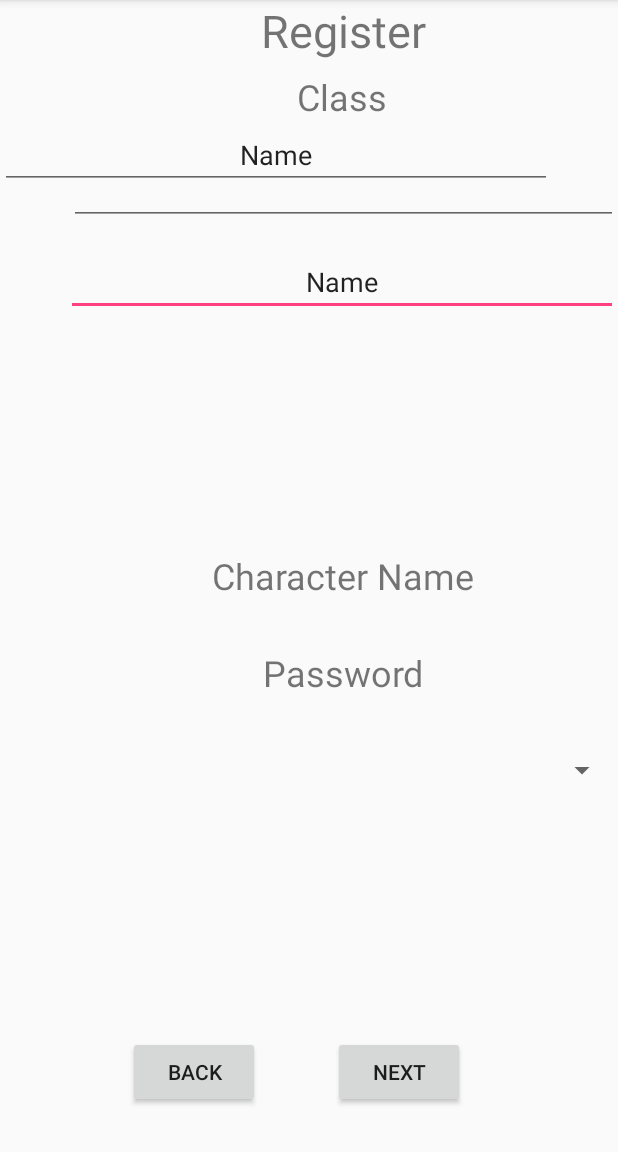
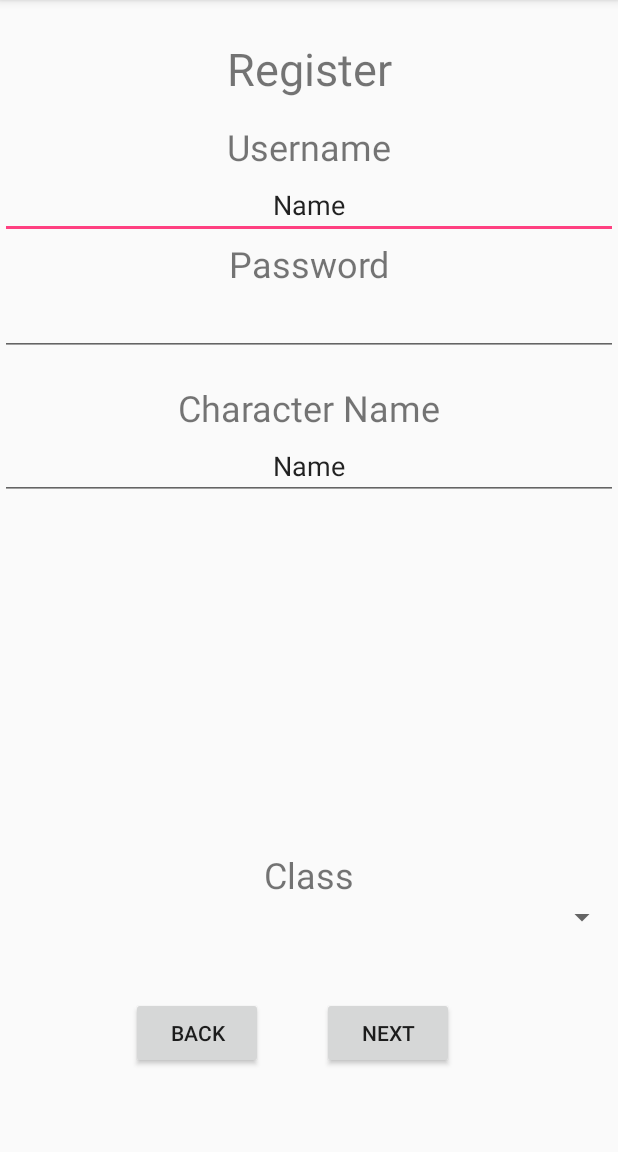
Before and after one commit to rizzahgrace/Android_FinalProject, an Android app: the Register screen opened directly, with no data from a screen before it, on a phone screen of 412 x 824 dp, the part 84-1236 px from its top. Run offline under Robolectric (Android 15) with nearby library versions, the phone set to English and light mode, and no system bars.

Commit message:
Constraint -> RelativeLayout

```diff
--- a/RPGLayout/app/src/main/res/layout/activity_register.xml
+++ b/RPGLayout/app/src/main/res/layout/activity_register.xml
@@ -7,124 +7,16 @@
     tools:context="com.example.julius.rpglayout.Chat">
 
 
-    <TextView
-        android:id="@+id/textView8"
-        android:layout_width="368dp"
-        android:layout_height="wrap_content"
-        android:text="Register"
-        android:textAlignment="center"
-        android:textSize="30sp"
-        tools:layout_editor_absoluteX="8dp"
-        tools:layout_editor_absoluteY="16dp"
-        android:layout_below="@+id/textView9"
-        android:layout_alignStart="@+id/textView11" />
-
-    <TextView
-        android:id="@+id/textView9"
-        android:layout_width="368dp"
-        android:layout_height="wrap_content"
-        android:text="Username"
-        android:textAlignment="center"
-        android:textSize="24sp"
-        tools:layout_editor_absoluteX="8dp"
-        tools:layout_editor_absoluteY="68dp"
-        android:layout_above="@+id/textView12"
-        android:layout_alignParentStart="true"
-        android:layout_marginBottom="87dp" />
-
-    <TextView
-        android:id="@+id/textView10"
-        android:layout_width="368dp"
-        android:layout_height="wrap_content"
-        android:text="Password"
-        android:textAlignment="center"
-        android:textSize="24sp"
-        tools:layout_editor_absoluteX="8dp"
-        tools:layout_editor_absoluteY="154dp"
-        android:layout_below="@+id/textView11"
-        android:layout_alignStart="@+id/textView11"
-        android:layout_marginTop="32dp" />
-
-    <TextView
-        android:id="@+id/textView11"
-        android:layout_width="368dp"
-        android:layout_height="wrap_content"
-        android:text="Character Name"
-        android:textAlignment="center"
-        android:textSize="24sp"
-        tools:layout_editor_absoluteX="8dp"
-        tools:layout_editor_absoluteY="241dp"
-        android:layout_centerVertical="true"
-        android:layout_alignStart="@+id/editText3" />
-
-    <TextView
-        android:id="@+id/textView12"
-        android:layout_width="368dp"
-        android:layout_height="wrap_content"
-        android:text="Class"
-        android:textAlignment="center"
-        android:textSize="24sp"
-
-        android:layout_marginTop="48dp"
-        android:layout_alignParentTop="true"
-        android:layout_alignParentEnd="true" />
-
-    <EditText
-        android:id="@+id/editText2"
-        android:layout_width="368dp"
-        android:layout_height="wrap_content"
-        android:ems="10"
-        android:inputType="textPersonName"
-        android:text="Name"
-        android:textAlignment="center"
-
-        android:layout_marginTop="15dp"
-        android:layout_below="@+id/editText3"
-        android:layout_alignParentEnd="true" />
-
-    <EditText
-        android:id="@+id/editText3"
-        android:layout_width="368dp"
-        android:layout_height="wrap_content"
-        android:ems="10"
-        android:inputType="textPassword"
-
-        android:layout_marginTop="24dp"
-        android:layout_below="@+id/textView12"
-        android:layout_alignStart="@+id/spinner" />
-
-    <EditText
-        android:id="@+id/editText5"
-        android:layout_width="368dp"
-        android:layout_height="wrap_content"
-        android:ems="10"
-        android:inputType="textPersonName"
-        android:text="Name"
-        android:textAlignment="center"
-
-        android:layout_below="@+id/textView12"
-        android:layout_alignParentStart="true" />
-
-    <Spinner
-        android:id="@+id/spinner"
-        android:layout_width="366dp"
-        android:layout_height="35dp"
-        tools:layout_editor_absoluteX="9dp"
-        tools:layout_editor_absoluteY="373dp"
-        android:layout_below="@+id/textView10"
-        android:layout_alignParentEnd="true"
-        android:layout_marginTop="31dp" />
-
     <Button
         android:id="@+id/button"
         android:layout_width="wrap_content"
         android:layout_height="wrap_content"
         android:text="Back"
 
-        android:layout_marginStart="39dp"
+        android:layout_marginStart="87dp"
         android:layout_alignBaseline="@+id/button2"
         android:layout_alignBottom="@+id/button2"
-        android:layout_alignStart="@+id/spinner" />
+        android:layout_alignParentStart="true" />
 
     <Button
         android:id="@+id/button2"
@@ -132,8 +24,101 @@
         android:layout_height="wrap_content"
         android:text="Next"
 
-        android:layout_marginBottom="29dp"
+        android:layout_marginBottom="55dp"
         android:layout_alignParentBottom="true"
-        android:layout_alignEnd="@+id/editText5"
-        android:layout_marginEnd="58dp" />
+        android:layout_toEndOf="@+id/button"
+        android:layout_marginStart="39dp" />
+
+    <TextView
+        android:id="@+id/textView2"
+        android:layout_width="match_parent"
+        android:layout_height="wrap_content"
+        android:layout_alignParentEnd="true"
+        android:layout_alignParentTop="true"
+        android:layout_marginTop="25dp"
+        android:layout_toStartOf="@+id/button2"
+        android:text="Register"
+        android:textAlignment="center"
+        android:textSize="30sp" />
+
+    <TextView
+        android:id="@+id/textView5"
+        android:layout_width="match_parent"
+        android:layout_height="wrap_content"
+        android:layout_alignParentStart="true"
+        android:layout_below="@+id/textView2"
+        android:layout_marginTop="15dp"
+        android:text="Username"
+        android:textAlignment="center"
+        android:textSize="24sp" />
+
+    <EditText
+        android:id="@+id/editText13"
+        android:layout_width="match_parent"
+        android:layout_height="wrap_content"
+        android:layout_alignParentStart="true"
+        android:layout_below="@+id/textView5"
+        android:ems="10"
+        android:inputType="textPersonName"
+        android:text="Name"
+        android:textAlignment="center" />
+
+    <TextView
+        android:id="@+id/textView6"
+        android:layout_width="match_parent"
+        android:layout_height="wrap_content"
+        android:layout_alignParentStart="true"
+        android:layout_below="@+id/editText13"
+        android:text="Password"
+        android:textAlignment="center"
+        android:textSize="24sp" />
+
+    <EditText
+        android:id="@+id/editText14"
+        android:layout_width="match_parent"
+        android:layout_height="wrap_content"
+        android:layout_alignParentStart="true"
+        android:layout_below="@+id/textView6"
+        android:ems="10"
+        android:inputType="textPassword" />
+
+    <TextView
+        android:id="@+id/textView25"
+        android:layout_width="match_parent"
+        android:layout_height="wrap_content"
+        android:text="Class"
+        android:textAlignment="center"
+        android:textSize="24sp"
+        android:layout_above="@+id/spinner2"
+        android:layout_alignParentStart="true" />
+
+    <Spinner
+        android:id="@+id/spinner2"
+        android:layout_width="match_parent"
+        android:layout_height="wrap_content"
+        android:layout_above="@+id/button"
+        android:layout_alignParentStart="true"
+        android:layout_marginBottom="41dp" />
+
+    <TextView
+        android:id="@+id/textView29"
+        android:layout_width="match_parent"
+        android:layout_height="wrap_content"
+        android:layout_alignParentStart="true"
+        android:layout_below="@+id/editText14"
+        android:layout_marginTop="18dp"
+        android:text="Character Name"
+        android:textAlignment="center"
+        android:textSize="24sp" />
+
+    <EditText
+        android:id="@+id/editText15"
+        android:layout_width="match_parent"
+        android:layout_height="wrap_content"
+        android:layout_alignParentStart="true"
+        android:layout_below="@+id/textView29"
+        android:ems="10"
+        android:inputType="textPersonName"
+        android:text="Name"
+        android:textAlignment="center" />
 </RelativeLayout>
```
Also changed, not shown: RPGLayout/app/src/main/res/layout/activity_back_story.xml (+24 -12 lines), RPGLayout/app/src/main/res/layout/activity_char_creation.xml (+118 -125 lines), RPGLayout/app/src/main/res/layout/activity_main.xml (+0 -9 lines).
